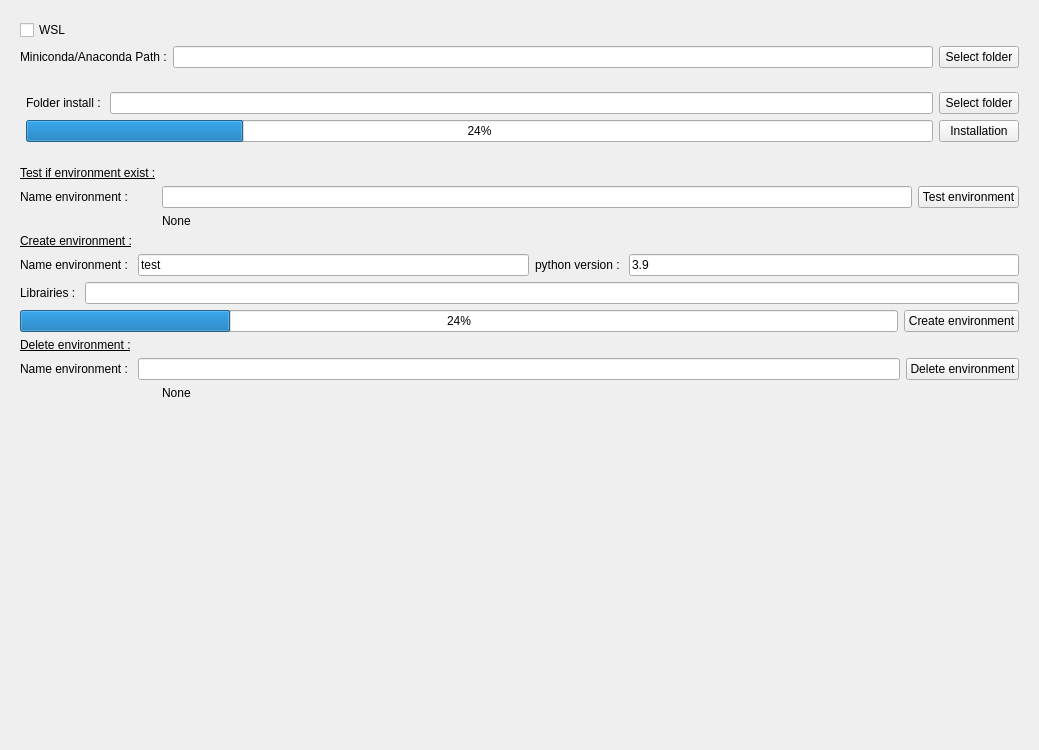
DCBIA-OrthoLab/SlicerConda, file CondaSetUp/Resources/UI/CondaSetUp.ui: the form before one commit.
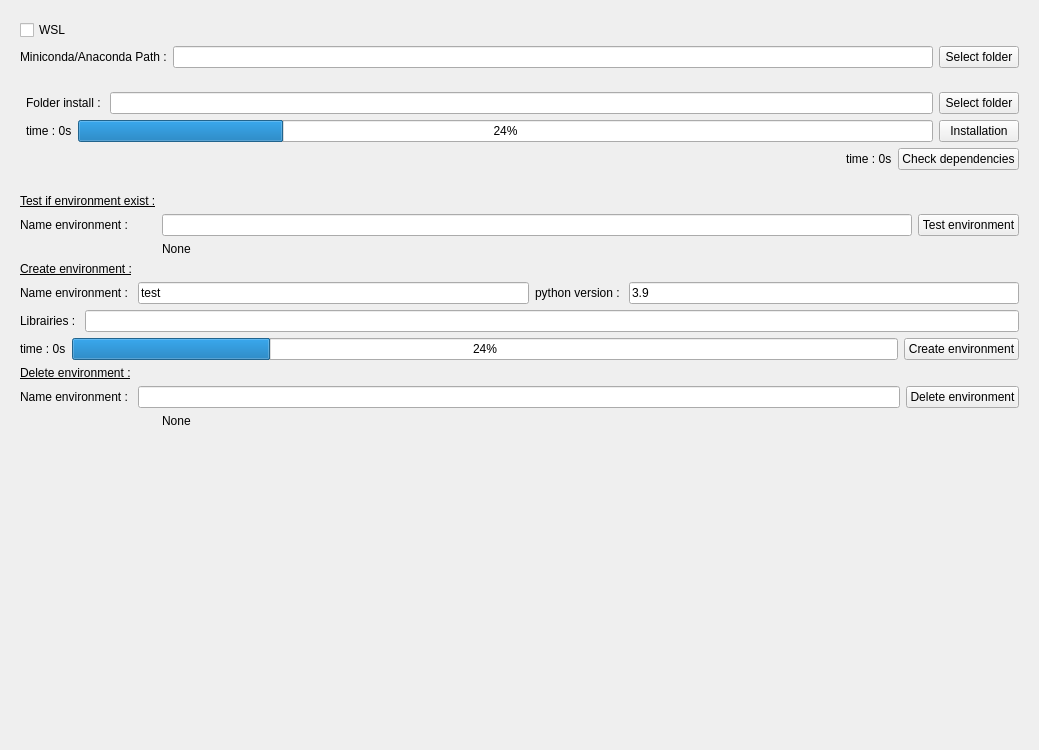
The form after the commit. Custom widgets are drawn as their Qt base class.

Commit message: STYLE : add button

The edit to the form file:
```diff
--- a/CondaSetUp/Resources/UI/CondaSetUp.ui
+++ b/CondaSetUp/Resources/UI/CondaSetUp.ui
@@ -82,6 +82,13 @@
         </item>
         <item>
          <layout class="QHBoxLayout" name="horizontalLayout_15">
+          <item>
+           <widget class="QLabel" name="timeInstallation">
+            <property name="text">
+             <string>time : 0s</string>
+            </property>
+           </widget>
+          </item>
           <item>
            <widget class="QProgressBar" name="progressBarInstallation">
             <property name="value">
@@ -104,6 +111,37 @@
           </item>
          </layout>
         </item>
+        <item>
+         <layout class="QHBoxLayout" name="horizontalLayout">
+          <item>
+           <spacer name="horizontalSpacer">
+            <property name="orientation">
+             <enum>Qt::Horizontal</enum>
+            </property>
+            <property name="sizeHint" stdset="0">
+             <size>
+              <width>40</width>
+              <height>20</height>
+             </size>
+            </property>
+           </spacer>
+          </item>
+          <item>
+           <widget class="QLabel" name="timeCheck">
+            <property name="text">
+             <string>time : 0s</string>
+            </property>
+           </widget>
+          </item>
+          <item>
+           <widget class="QPushButton" name="checkButton">
+            <property name="text">
+             <string>Check dependencies</string>
+            </property>
+           </widget>
+          </item>
+         </layout>
+        </item>
        </layout>
       </item>
      </layout>
@@ -228,6 +266,13 @@
       </item>
       <item row="7" column="0" colspan="2">
        <layout class="QHBoxLayout" name="horizontalLayout_20">
+        <item>
+         <widget class="QLabel" name="label_5">
+          <property name="text">
+           <string>time : 0s</string>
+          </property>
+         </widget>
+        </item>
         <item>
          <widget class="QProgressBar" name="CreateEnvprogressBar">
           <property name="value">
```
The commit also changes 1 other file.
